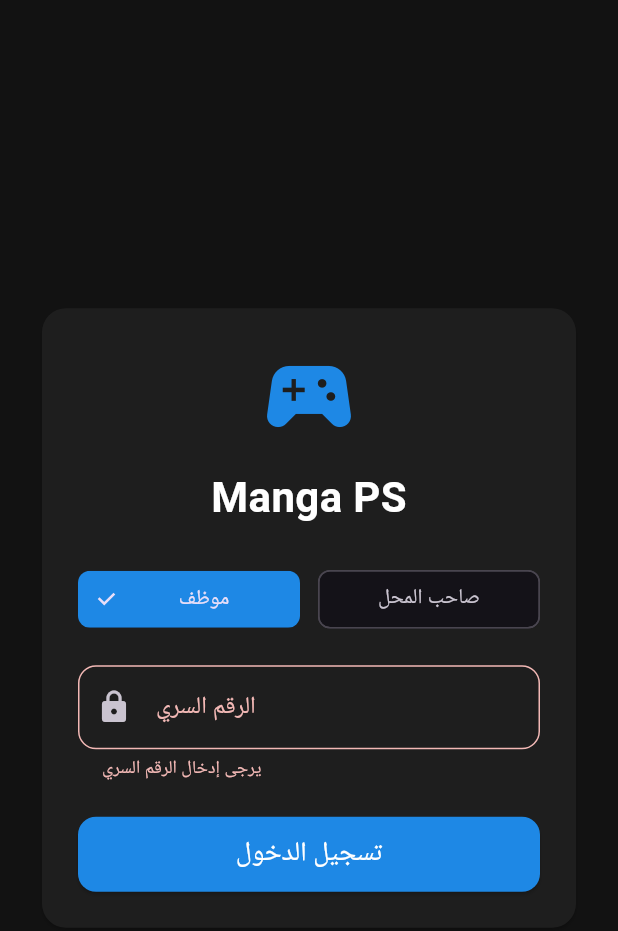
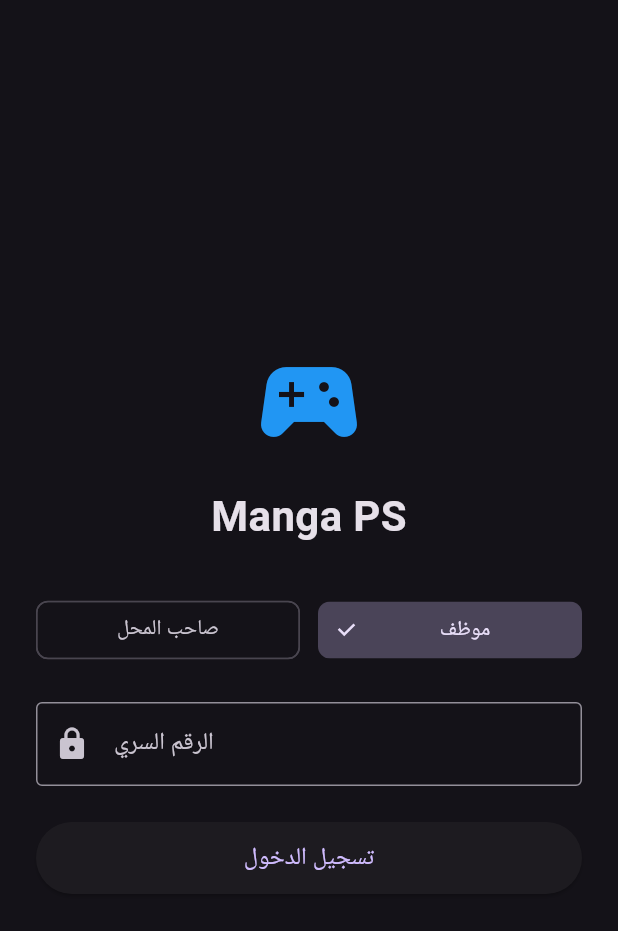
Before and after one commit to ahmedelzae2000-cmyk/Mango-PS-, a Flutter app: the screen it shows after launch, after a tap on "تسجيل الدخول", on a phone screen of 412 x 824 dp. Shown: the top 931 px of the screen. Run offline on Flutter 3.47's test engine with Material 3 defaults, Android fonts, the phone set to English and light mode, and no system bars; our stand-ins replace cloud_firestore, firebase_core, firebase_messaging; accounts and stored records are empty.

Commit message:
Refactor login screen layout and login handling
Refactored login screen by removing redundant code and updating the layout. Simplified the login handling process and improved user feedback.

```diff
--- a/lib/screens/login_screen.dart
+++ b/lib/screens/login_screen.dart
@@ -11,151 +11,101 @@ class LoginScreen extends StatefulWidget {
 }
 
 class _LoginScreenState extends State<LoginScreen> {
-  final TextEditingController _passwordController = TextEditingController();
+  final _passwordController = TextEditingController();
   UserRole _selectedRole = UserRole.staff;
   bool _isLoading = false;
-  String? _errorMessage;
 
-  void _handleLogin() async {
-    if (_passwordController.text.trim().isEmpty) {
-      setState(() => _errorMessage = 'يرجى إدخال الرقم السري');
-      return;
-    }
+  @override
+  Widget build(BuildContext context) {
+    final authProvider = Provider.of<AuthProvider>(context, listen: false);
 
-    setState(() {
-      _isLoading = true;
-      _errorMessage = null;
-    });
+    return Scaffold(
+      body: SafeArea(
+        child: Padding(
+          padding: const EdgeInsets.all(24.0),
+          child: Column(
+            mainAxisAlignment: MainAxisAlignment.center,
+            children: [
+              const Icon(Icons.sports_esports, size: 80, color: Colors.blue),
+              const SizedBox(height: 16),
+              const Text(
+                'Manga PS',
+                style: TextStyle(fontSize: 28, fontWeight: FontWeight.bold),
+              ),
+              const SizedBox(height: 32),
+              Row(
+                children: [
+                  Expanded(
+                    child: ChoiceChip(
+                      label: const Center(child: Text('صاحب المحل')),
+                      selected: _selectedRole == UserRole.admin,
+                      onSelected: (selected) {
+                        if (selected) setState(() => _selectedRole = UserRole.admin);
+                      },
+                    ),
+                  ),
+                  const SizedBox(width: 12),
+                  Expanded(
+                    child: ChoiceChip(
+                      label: const Center(child: Text('موظف')),
+                      selected: _selectedRole == UserRole.staff,
+                      onSelected: (selected) {
+                        if (selected) setState(() => _selectedRole = UserRole.staff);
+                      },
+                    ),
+                  ),
+                ],
+              ),
+              const SizedBox(height: 24),
+              TextField(
+                controller: _passwordController,
+                obscureText: true,
+                keyboardType: TextInputType.number,
+                decoration: const InputDecoration(
+                  labelText: 'الرقم السري',
+                  prefixIcon: Icon(Icons.lock),
+                  border: OutlineInputBorder(),
+                ),
+              ),
+              const SizedBox(height: 24),
+              SizedBox(
+                width: double.infinity,
+                height: 48,
+                child: ElevatedButton(
+                  onPressed: _isLoading
+                      ? null
+                      : () async {
+                          if (_passwordController.text.isEmpty) return;
 
-    try {
-      final authProvider = Provider.of<AuthProvider>(context, listen: false);
+                          setState(() => _isLoading = true);
+
                           final success = await authProvider.login(
+                            _selectedRole,
                             _passwordController.text.trim(),
-        _selectedRole,
                           );
+
+                          setState(() => _isLoading = false);
 
                           if (success && mounted) {
                             Navigator.pushReplacement(
                               context,
                               MaterialPageRoute(builder: (_) => const HomeScreen()),
                             );
-      } else {
-        if (mounted) setState(() => _errorMessage = 'الرقم السري غير صحيح');
-      }
-    } catch (e) {
-      if (mounted) setState(() => _errorMessage = 'حدث خطأ في الاتصال');
-    } finally {
-      if (mounted) {
-        setState(() => _isLoading = false);
-      }
-    }
-  }
-
-  @override
-  Widget build(BuildContext context) {
-    return Scaffold(
-      body: Container(
-        color: const Color(0xFF121212),
-        child: Center(
-          child: SingleChildScrollView(
-            padding: const EdgeInsets.all(24.0),
-            child: Card(
-              color: const Color(0xFF1E1E1E),
-              shape: RoundedRectangleBorder(
-                borderRadius: BorderRadius.circular(16),
-              ),
-              child: Padding(
-                padding: const EdgeInsets.all(24.0),
-                child: Column(
-                  mainAxisSize: MainAxisSize.min,
-                  children: [
-                    const Icon(
-                      Icons.sports_esports,
-                      size: 70,
-                      color: Color(0xFF1E88E5),
-                    ),
-                    const SizedBox(height: 12),
-                    const Text(
-                      'Manga PS',
-                      style: TextStyle(
-                        fontSize: 28,
-                        fontWeight: FontWeight.bold,
-                        color: Colors.white,
-                      ),
-                    ),
-                    const SizedBox(height: 24),
-                    Row(
-                      children: [
-                        Expanded(
-                          child: ChoiceChip(
-                            label: const Center(child: Text('موظف')),
-                            selected: _selectedRole == UserRole.staff,
-                            selectedColor: const Color(0xFF1E88E5),
-                            onSelected: (selected) {
-                              if (selected) {
-                                setState(() => _selectedRole = UserRole.staff);
+                          } else if (mounted) {
+                            ScaffoldMessenger.of(context).showSnackBar(
+                              const SnackBar(content: Text('الرقم السري غير صحيح')),
+                            );
                           }
                         },
-                          ),
-                        ),
-                        const SizedBox(width: 12),
-                        Expanded(
-                          child: ChoiceChip(
-                            label: const Center(child: Text('صاحب المحل')),
-                            selected: _selectedRole == UserRole.admin,
-                            selectedColor: const Color(0xFF1E88E5),
-                            onSelected: (selected) {
-                              if (selected) {
-                                setState(() => _selectedRole = UserRole.admin);
-                              }
-                            },
-                          ),
-                        ),
-                      ],
-                    ),
-                    const SizedBox(height: 20),
-                    TextField(
-                      controller: _passwordController,
-                      obscureText: true,
-                      keyboardType: TextInputType.number,
-                      style: const TextStyle(color: Colors.white),
-                      decoration: InputDecoration(
-                        labelText: 'الرقم السري',
-                        prefixIcon: const Icon(Icons.lock),
-                        errorText: _errorMessage,
-                        border: OutlineInputBorder(
-                          borderRadius: BorderRadius.circular(12),
-                        ),
-                      ),
-                      onSubmitted: (_) => _handleLogin(),
-                    ),
-                    const SizedBox(height: 24),
-                    SizedBox(
-                      width: double.infinity,
-                      height: 50,
-                      child: ElevatedButton(
-                        onPressed: _isLoading ? null : _handleLogin,
-                        style: ElevatedButton.styleFrom(
-                          backgroundColor: const Color(0xFF1E88E5),
-                          shape: RoundedRectangleBorder(
-                            borderRadius: BorderRadius.circular(12),
-                          ),
-                        ),
                   child: _isLoading
                       ? const CircularProgressIndicator(color: Colors.white)
-                            : const Text(
-                                'تسجيل الدخول',
-                                style: TextStyle(fontSize: 18, color: Colors.white),
-                              ),
+                      : const Text('تسجيل الدخول', style: TextStyle(fontSize: 16)),
                 ),
               ),
             ],
           ),
         ),
       ),
-          ),
-        ),
-      ),
     );
   }
 }
```
Lines whose indentation alone changed are shown as unchanged.
